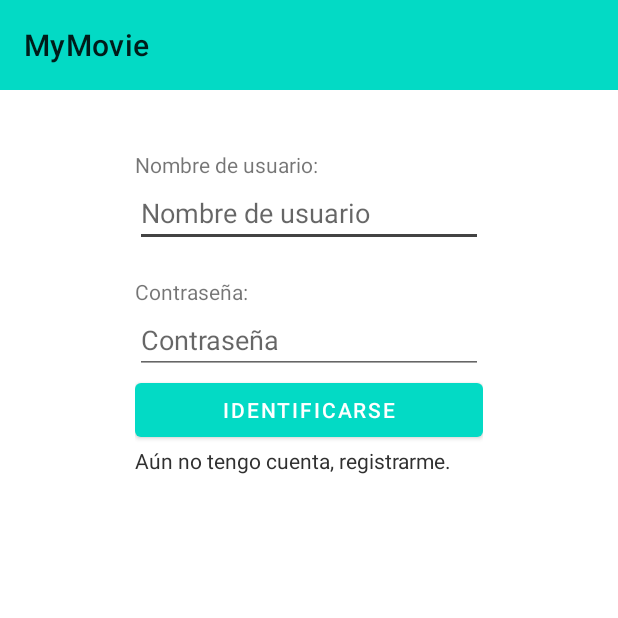
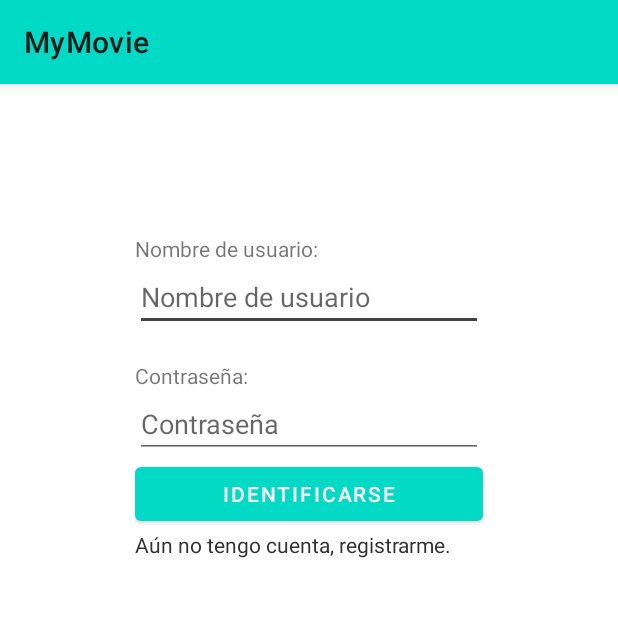
Before and after one commit to adanfernandez/MyMovie, an Android app: the screen it shows after launch (LoginActivity), on a phone screen of 412 x 824 dp, the top half of it. Run offline under Robolectric (Android 15) with nearby library versions, the phone set to English and light mode, and no system bars.

Commit message:
Changes to generate APK and styles

```diff
--- a/app/src/main/java/com/miw/mymovie/ui/activity/FilmDetailActivity.kt
+++ b/app/src/main/java/com/miw/mymovie/ui/activity/FilmDetailActivity.kt
@@ -25,7 +25,6 @@ class FilmDetailActivity : AppCompatActivity() {
         super.onCreate(savedInstanceState)
         binding = ActivityFilmDetailBinding.inflate(layoutInflater)
         setContentView(binding.root)
-        setSupportActionBar(binding.toolbar)
         supportActionBar?.setDisplayHomeAsUpEnabled(true)
         initialize()
     }
--- a/app/src/main/java/com/miw/mymovie/ui/activity/LoginActivity.kt
+++ b/app/src/main/java/com/miw/mymovie/ui/activity/LoginActivity.kt
@@ -21,7 +21,6 @@ class LoginActivity : AppCompatActivity() {
         super.onCreate(savedInstanceState)
         binding = ActivityLoginBinding.inflate(layoutInflater)
         setContentView(binding.root)
-        setSupportActionBar(binding.toolbar)
         binding.btnLogin.setOnClickListener { login() }
         binding.txGoRegister.setOnClickListener { goRegister() }
     }
--- a/app/src/main/java/com/miw/mymovie/ui/activity/MainActivity.kt
+++ b/app/src/main/java/com/miw/mymovie/ui/activity/MainActivity.kt
@@ -26,7 +26,6 @@ class MainActivity : AppCompatActivity(), LatestFragment.OnLatestFragmentInterac
         super.onCreate(savedInstanceState)
         binding = ActivityMainBinding.inflate(layoutInflater)
         setContentView(binding.root)
-        setSupportActionBar(binding.toolbar)
         initialize()
     }
 
--- a/app/src/main/java/com/miw/mymovie/ui/activity/RegisterActivity.kt
+++ b/app/src/main/java/com/miw/mymovie/ui/activity/RegisterActivity.kt
@@ -28,7 +28,6 @@ class RegisterActivity : AppCompatActivity() {
         super.onCreate(savedInstanceState)
         binding = ActivityRegisterBinding.inflate(layoutInflater)
         setContentView(binding.root)
-        setSupportActionBar(binding.toolbar)
         binding.btnRegister.setOnClickListener { askForPermission() }
         binding.txGoLogin.setOnClickListener { goLogin() }
     }
--- a/app/src/main/res/layout/activity_login.xml
+++ b/app/src/main/res/layout/activity_login.xml
@@ -7,20 +7,6 @@
     android:layout_height="match_parent"
     tools:context=".ui.activity.LoginActivity"
     >
-
-    <androidx.appcompat.widget.Toolbar
-        android:id="@+id/toolbar"
-        android:layout_width="match_parent"
-        android:layout_height="60dp"
-        android:background="?attr/colorPrimary"
-        android:minHeight="?attr/actionBarSize"
-        android:theme="@style/ThemeOverlay.MaterialComponents.ActionBar"
-        app:layout_constraintBottom_toTopOf="@+id/linearLayout2"
-        app:layout_constraintEnd_toEndOf="parent"
-        app:layout_constraintHorizontal_bias="0.0"
-        app:layout_constraintStart_toStartOf="parent"
-        app:layout_constraintTop_toTopOf="parent"
-        app:layout_constraintVertical_bias="0.0" />
 
     <LinearLayout
         android:id="@+id/linearLayout2"
--- a/app/src/main/res/layout/card_film_item.xml
+++ b/app/src/main/res/layout/card_film_item.xml
@@ -5,7 +5,7 @@
     android:layout_width="match_parent"
     android:layout_height="120dp"
     android:layout_margin="8dp"
-    card_view:cardBackgroundColor="@color/white"
+    card_view:cardBackgroundColor="@color/gray"
     card_view:cardCornerRadius="8dp"
     card_view:cardElevation="4dp">
 
--- a/app/src/main/res/values-night/themes.xml
+++ b/app/src/main/res/values-night/themes.xml
@@ -1,9 +1,9 @@
 <resources xmlns:tools="http://schemas.android.com/tools">
     <!-- Base application theme. -->
-    <style name="Theme.MyMovie" parent="Theme.MaterialComponents.DayNight.DarkActionBar">
+    <style name="Theme.MyMovie" parent="Theme.MaterialComponents.DayNight">
         <!-- Primary brand color. -->
-        <item name="colorPrimary">@color/purple_200</item>
-        <item name="colorPrimaryVariant">@color/purple_700</item>
+        <item name="colorPrimary">@color/teal_200</item>
+        <item name="colorPrimaryVariant">@color/teal_200</item>
         <item name="colorOnPrimary">@color/black</item>
         <!-- Secondary brand color. -->
         <item name="colorSecondary">@color/teal_200</item>
--- a/app/src/main/res/values/colors.xml
+++ b/app/src/main/res/values/colors.xml
@@ -9,4 +9,5 @@
     <color name="dark_700">#303030</color>
     <color name="dark_500">#434343</color>
     <color name="white">#FFFFFFFF</color>
+    <color name="gray">#B5B7B7</color>
 </resources>
--- a/app/src/main/res/values/themes.xml
+++ b/app/src/main/res/values/themes.xml
@@ -1,6 +1,6 @@
 <resources xmlns:tools="http://schemas.android.com/tools">
     <!-- Base application theme. -->
-    <style name="Theme.MyMovie" parent="Theme.MaterialComponents.DayNight.NoActionBar">
+    <style name="Theme.MyMovie" parent="Theme.MaterialComponents.DayNight">
         <!-- Primary brand color. -->
         <item name="colorPrimary">@color/teal_200</item>
         <item name="colorPrimaryVariant">@color/teal_700</item>
```
Also changed, not shown: app/src/main/res/layout/activity_film_detail.xml (+0 -13 lines), app/src/main/res/layout/activity_main.xml (+0 -15 lines), app/src/main/res/layout/activity_register.xml (+0 -14 lines).
